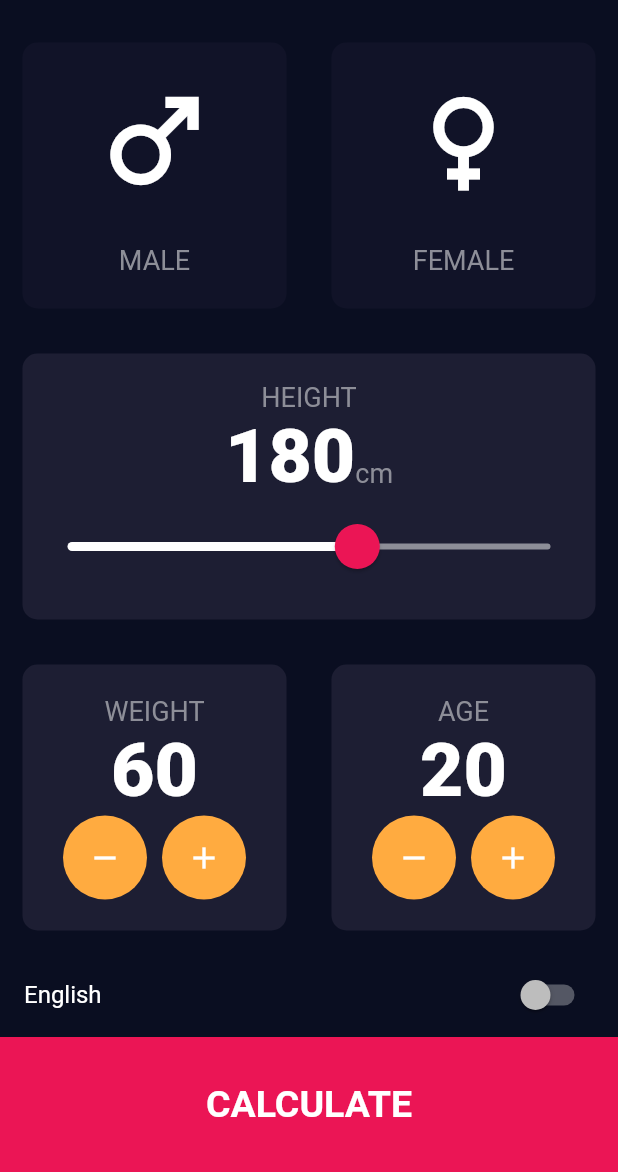
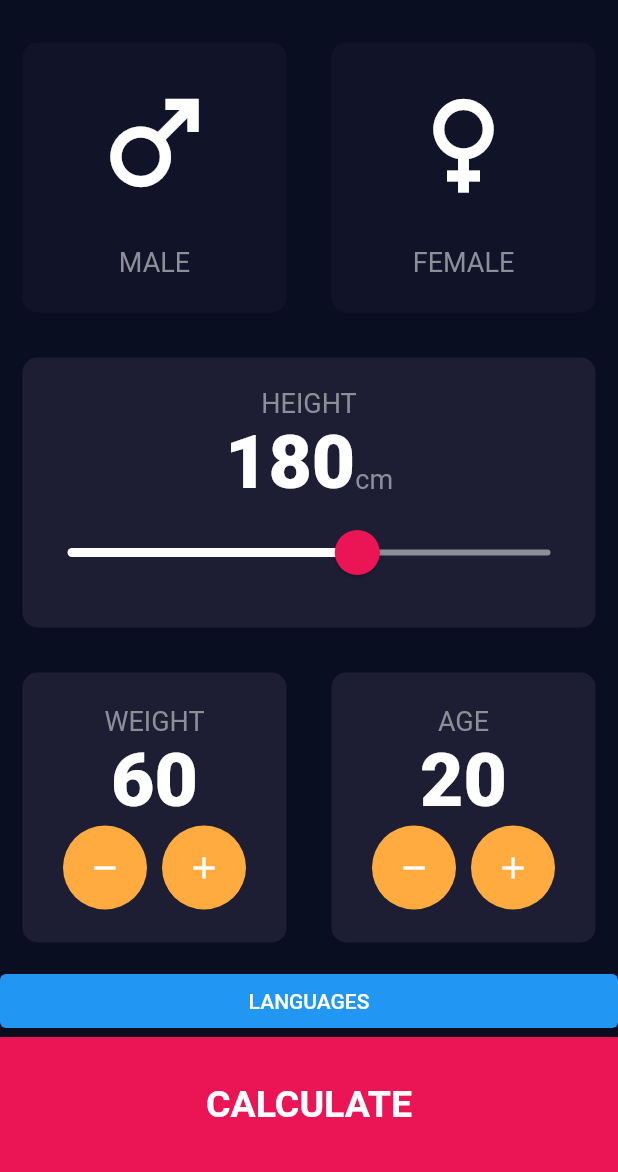
Before and after one commit to TNQT14/BMI_calculator, a Flutter app: the screen it shows after launch, on a phone screen of 412 x 824 dp, the part 64-1236 px from its top. Run offline on Flutter 3.47's test engine with Material 2 defaults, Android fonts, the phone set to English and light mode, and no system bars; our stand-ins replace shared_preferences.

Commit message:
Languages

```diff
--- a/lib/localization/app_localization.dart
+++ b/lib/localization/app_localization.dart
@@ -36,7 +36,8 @@ class AppLocalization {
       "label_age": "AGE",
       "label_result": "Your Result",
       "label_history": "HISTORY",
-      "label_languages": "English"
+      "label_languages": "English",
+      "label_lang": "LANGUAGES",
     },
     "vi": {
       "title": "Máy tính BMI",
@@ -50,6 +51,7 @@ class AppLocalization {
       "label_result": "KẾT QUẢ",
       "label_history": "LỊCH SỬ",
       "label_languages": "Tiếng Việt",
+      "label_lang": "NGÔN NGỮ",
     },
   };
 }
--- a/lib/routes/routes.dart
+++ b/lib/routes/routes.dart
@@ -2,6 +2,7 @@ import 'package:bmi_calculator/screens/history_screen.dart';
 import 'package:bmi_calculator/screens/input_screen.dart';
 import 'package:bmi_calculator/screens/result_screen.dart';
 import 'package:bmi_calculator/screens/splash_screen.dart';
+import 'package:bmi_calculator/utils/widget_language_picker.dart';
 import 'package:flutter/material.dart';
 
 import '../model/result.dart';
@@ -35,6 +36,10 @@ class RouteGenerator{
         return MaterialPageRoute<InputScreen>(
           builder: (_) => const HistoryScreen(),
         );
+      case languageScreen:
+        return MaterialPageRoute<LanguageWidget>(
+          builder: (_) =>  LanguageWidget(),
+        );
       default:
         throw const RouteException('Route not found');
     }
@@ -45,6 +50,7 @@ class RouteGenerator{
   static const inputScreen = 'input';
   static const resultScreen = 'result';
   static const historyScreen = 'history';
+  static const languageScreen = 'language';
 }
 
 //Exception
--- a/lib/screens/history_screen.dart
+++ b/lib/screens/history_screen.dart
@@ -97,7 +97,6 @@ class _HistoryScreenState extends State<HistoryScreen> {
               style: const TextStyle(fontSize: 50, fontWeight: FontWeight.bold, color: Color(0xff5e5f61)),
             ),
           ),
-
         );
       },
       separatorBuilder: (_,index){
--- a/lib/screens/input_screen.dart
+++ b/lib/screens/input_screen.dart
@@ -48,6 +48,7 @@ class _InputScreenState extends State<InputScreen> with SingleTickerProviderStat
 
   @override
   Widget build(BuildContext context) {
+    final local = Localizations.localeOf(context);
 
     return Scaffold(
       backgroundColor: AppColors.appPrimaryColor,
@@ -292,18 +293,13 @@ class _InputScreenState extends State<InputScreen> with SingleTickerProviderStat
             ),
           ),
           Container(
-            child: SwitchListTile(
-              title: Text(context.localize('label_languages')),
-              value: isSwitched,
-              onChanged: (value){
-                setState(() {
-                  isSwitched = value;
-                  if(value == false) {
-
-                  }
-                });
+            child: ElevatedButton(
+              // style: ElevatedButton.styleFrom(onSurface: Colors.red),
+              onPressed: (){
+                Navigator.pushNamed(context, RouteGenerator.languageScreen);
               },
-            )
+              child: Text(context.localize('label_lang')),
+            ),
             ),
           BottomButton(
                 onTap: () async {
--- a/pubspec.yaml
+++ b/pubspec.yaml
@@ -39,6 +39,7 @@ dependencies:
   # Use with the CupertinoIcons class for iOS style icons.
   cupertino_icons: ^1.0.2
   shared_preferences: ^2.2.0
+  provider: ^6.0.5
 
 dev_dependencies:
   flutter_test:
```
Also changed, not shown: lib/utils/widget_language_picker.dart (added, +56 -0 lines), pubspec.lock.
